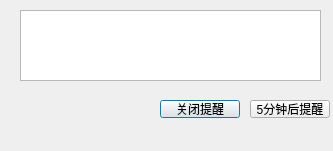
Old version of the form reminder.ui in the repository lcclcc233/Qtodo.
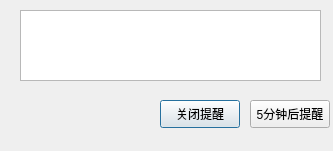
New version of the form.

Commit message: add icon for executable(release mode)/change pro file for exe icon/change height for some ButtonBox

The edit to the form file:
```diff
--- a/reminder.ui
+++ b/reminder.ui
@@ -19,7 +19,7 @@
      <x>160</x>
      <y>100</y>
      <width>80</width>
-     <height>18</height>
+     <height>28</height>
     </rect>
    </property>
    <property name="text">
@@ -32,7 +32,7 @@
      <x>250</x>
      <y>100</y>
      <width>80</width>
-     <height>18</height>
+     <height>28</height>
     </rect>
    </property>
    <property name="text">
```
The commit also changes 5 other files.
